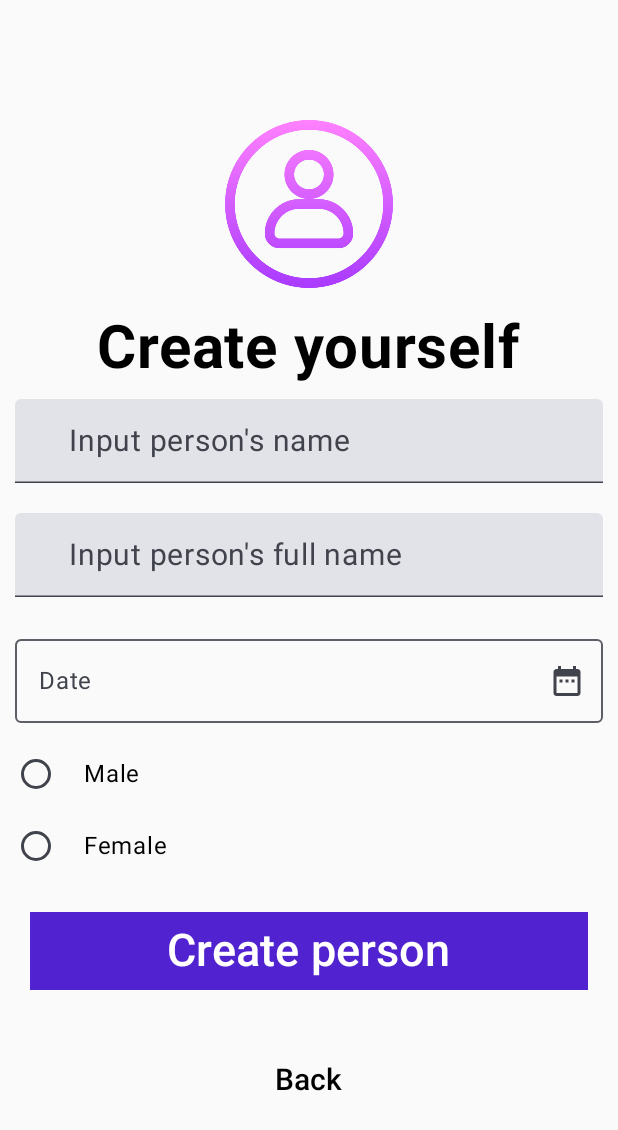
After one commit to NikoFan/FamilyTree, an Android app built with Jetpack Compose: the EmptyTreeFirstPersonCreate screen opened directly, with no data from a screen before it, on a phone screen of 412 x 824 dp. The commit adds this screen. Shown: the top 1130 px of the screen. Run offline under Robolectric (Android 15) with nearby library versions, the phone set to English and light mode, and no system bars.

Commit message:
Добавлены небольшие изменения; Сделано окно для добавления первого человека (Пользователя); Осталось сделать добавление и дальше работать только с JSON (пожелайте мне удачи)

```diff
--- a/app/build.gradle
+++ b/app/build.gradle
@@ -51,6 +51,7 @@ dependencies {
     implementation 'androidx.constraintlayout:constraintlayout:2.1.3'
     implementation 'androidx.recyclerview:recyclerview:1.2.1'
     implementation 'androidx.sqlite:sqlite:2.1.0'
+    implementation "androidx.compose.material3:material3:1.1.1"
 
     testImplementation libs.junit
     androidTestImplementation libs.androidx.junit
--- a/app/src/main/AndroidManifest.xml
+++ b/app/src/main/AndroidManifest.xml
@@ -13,6 +13,11 @@
         android:supportsRtl="true"
         android:theme="@style/Theme.FamilyTree"
         tools:targetApi="31">
+        <activity
+            android:name=".AddTreeActions.EmptyTreeFirstPersonCreate"
+            android:exported="false"
+            android:label="@string/title_activity_empty_tree_first_person_create"
+            android:theme="@style/Theme.FamilyTree" />
         <activity
             android:name=".AddTreeActions.TreesViewActivity"
             android:exported="false"
--- /dev/null
+++ b/app/src/main/java/com/example/familytree/AddTreeActions/EmptyTreeFirstPersonCreate.kt
@@ -0,0 +1,67 @@
+package com.example.familytree.AddTreeActions
+
+import android.os.Bundle
+import androidx.activity.ComponentActivity
+import androidx.activity.compose.setContent
+import androidx.activity.enableEdgeToEdge
+import androidx.compose.foundation.layout.Arrangement
+import androidx.compose.foundation.layout.Column
+import androidx.compose.foundation.layout.fillMaxSize
+import androidx.compose.foundation.layout.padding
+import androidx.compose.material3.Scaffold
+import androidx.compose.material3.Text
+import androidx.compose.runtime.Composable
+import androidx.compose.ui.Alignment
+import androidx.compose.ui.Modifier
+import androidx.compose.ui.platform.LocalContext
+import androidx.compose.ui.tooling.preview.Preview
+import com.example.familytree.AddTreeActions.ui.theme.FamilyTreeTheme
+import com.example.familytree.MainPage
+import com.example.familytree.Widgets
+import com.example.familytree.R
+
+class EmptyTreeFirstPersonCreate : ComponentActivity() {
+    override fun onCreate(savedInstanceState: Bundle?) {
+        super.onCreate(savedInstanceState)
+        enableEdgeToEdge()
+        setContent {
+            FamilyTreeTheme {
+                Constructor()
+            }
+        }
+    }
+
+    @Composable
+    fun Constructor() {
+        Column(
+            modifier = Modifier
+                .fillMaxSize(),
+            horizontalAlignment = Alignment.CenterHorizontally,
+            verticalArrangement = Arrangement.Center
+        )
+        {
+            Widgets.SetImage(R.drawable.account_icon)
+            Widgets.WindowTitle("Create yourself")
+            Widgets.CreateAccountInputForm(
+                LocalContext.current,
+                MainPage::class.java
+            )
+            Widgets.UnderButton(
+                "Back",
+                TreesViewActivity::class.java,
+                LocalContext.current
+            )
+
+        }
+    }
+
+
+
+    @Preview(showBackground = true)
+    @Composable
+    fun GreetingPreview() {
+        FamilyTreeTheme {
+            Constructor()
+        }
+    }
+}
--- a/app/src/main/java/com/example/familytree/Widgets.kt
+++ b/app/src/main/java/com/example/familytree/Widgets.kt
@@ -10,16 +10,33 @@ import androidx.compose.animation.core.tween
 import androidx.compose.animation.core.updateTransition
 import androidx.compose.foundation.Image
 import androidx.compose.foundation.background
+import androidx.compose.foundation.clickable
 import androidx.compose.foundation.layout.Arrangement
 import androidx.compose.foundation.layout.Box
+import androidx.compose.foundation.layout.Column
 import androidx.compose.foundation.layout.Row
 import androidx.compose.foundation.layout.fillMaxWidth
+import androidx.compose.foundation.layout.height
 import androidx.compose.foundation.layout.offset
 import androidx.compose.foundation.layout.padding
 import androidx.compose.foundation.layout.size
+import androidx.compose.material.icons.Icons
+import androidx.compose.material.icons.filled.DateRange
 import androidx.compose.material3.AlertDialog
 import androidx.compose.material3.Button
 import androidx.compose.material3.ButtonDefaults
+import androidx.compose.material3.DatePicker
+import androidx.compose.material3.DatePickerDialog
+import androidx.compose.material3.DropdownMenu
+import androidx.compose.material3.DropdownMenuItem
+import androidx.compose.material3.ExperimentalMaterial3Api
+import androidx.compose.material3.ExposedDropdownMenuBox
+import androidx.compose.material3.ExposedDropdownMenuDefaults
+import androidx.compose.material3.Icon
+import androidx.compose.material3.IconButton
+import androidx.compose.material3.OutlinedCard
+import androidx.compose.material3.OutlinedTextField
+import androidx.compose.material3.RadioButton
 import androidx.compose.material3.Snackbar
 import androidx.compose.material3.SnackbarDuration
 import androidx.compose.material3.SnackbarHost
@@ -27,9 +44,10 @@ import androidx.compose.material3.SnackbarHostState
 import androidx.compose.material3.Text
 import androidx.compose.material3.TextButton
 import androidx.compose.material3.TextField
+import androidx.compose.material3.rememberDatePickerState
 import androidx.compose.runtime.Composable
 import androidx.compose.runtime.mutableStateOf
-import androidx.compose.runtime.remember
+import androidx.compose.runtime.*
 import androidx.compose.runtime.rememberCoroutineScope
 import androidx.compose.ui.Alignment
 import androidx.compose.ui.Modifier
@@ -47,6 +65,8 @@ import androidx.compose.ui.unit.dp
 import androidx.compose.ui.unit.sp
 import kotlinx.coroutines.CoroutineScope
 import kotlinx.coroutines.launch
+import java.time.LocalDate
+import java.time.format.DateTimeFormatter
 
 object Widgets {
 
@@ -58,11 +78,11 @@ object Widgets {
     fun SetImage(
         imageId: Int
     ) {
-        Row (
+        Row(
             modifier = Modifier
                 .fillMaxWidth(),
             horizontalArrangement = Arrangement.Center
-        ){
+        ) {
             Image(
                 painter = painterResource(id = imageId),
                 modifier = Modifier
@@ -74,6 +94,145 @@ object Widgets {
                 contentDescription = "logo"
             )
         }
+    }
+
+    @OptIn(ExperimentalMaterial3Api::class)
+    @Composable
+    fun CreateAccountInputForm(
+        context: Context,
+        nextClassActivity: Class<out Activity>
+    ) {
+        val snackbarHostState = remember { SnackbarHostState() }
+        val scope = rememberCoroutineScope()
+
+        var accountNameInput by remember { mutableStateOf("") }
+        var accountFullNameInput by remember { mutableStateOf("") }
+        var accountBirthdayInput by remember { mutableStateOf("") }
+        val dateFormatter = DateTimeFormatter.ofPattern("dd.MM.yyyy")
+        var accountSexInput by remember { mutableStateOf("") }
+        var showDatePicker by remember { mutableStateOf(false) }
+
+        // Опции для выпадающего списка
+        val options = listOf("Male", "Female")
+        Column(
+            modifier = Modifier
+                .fillMaxWidth(),
+            horizontalAlignment = Alignment.CenterHorizontally,
+            verticalArrangement = Arrangement.Center
+        ) {
+            // NAME INPUT
+            Input(
+                labelText = "Input person's name",
+                value = accountNameInput,
+                OnValueChange = { newText -> accountNameInput = newText }
+            )
+
+            // FIO INPUT
+            Input(
+                labelText = "Input person's full name",
+                value = accountFullNameInput,
+                OnValueChange = { newText -> accountFullNameInput = newText }
+            )
+
+            OutlinedTextField(
+                value = accountBirthdayInput,
+                onValueChange = { newText -> accountBirthdayInput = newText },
+                label = { Text(text = "Date") },
+                modifier = Modifier
+                    .padding(stringResource(R.string.padding).toInt().dp)
+                    .fillMaxWidth(),
+                readOnly = true,
+                trailingIcon = {
+                    IconButton(onClick = { showDatePicker = true }) {
+                        Icon(Icons.Default.DateRange, contentDescription = "Choose date")
+                    }
+                }
+            )
+            options.forEach { option ->
+                Row(
+                    verticalAlignment = Alignment.CenterVertically,
+                    modifier = Modifier
+                        .fillMaxWidth()
+                        .clickable() { accountSexInput = option }
+                ) {
+                    RadioButton(
+                        selected = (option == accountSexInput),
+                        onClick = { accountSexInput = option }
+                    )
+                    Text(
+                        text = option,
+                        modifier = Modifier.padding(start = 8.dp)
+                    )
+                }
+            }
+
+
+            Button(
+                modifier = Modifier
+                    .padding(stringResource(R.string.accept_button_padding).toInt().dp)
+                    .fillMaxWidth(),
+                colors = ButtonDefaults.buttonColors(
+                    containerColor = colorResource(
+                        R.color.button_color
+                    )
+                ),
+                shape = RectangleShape,
+                onClick = {
+                    // Проверка что поля для ввода не пустые
+                    if (
+                        accountFullNameInput.length != 0 &&
+                        accountNameInput.length != 0 &&
+                        accountSexInput.length != 0 &&
+                        accountBirthdayInput.toString().length != 0
+                    ) {
+                        println("Данные верны")
+                    } else {
+                        callSnackBar(
+                            "Please input some data!",
+                            snackbarHostState,
+                            scope
+                        )
+                    }
+                }
+            ) {
+                Text(
+                    text = "Create person",
+                    color = Color.White,
+                    fontSize = stringResource(R.string.button_text_size).toInt().sp
+                )
+            }
+
+        }
+
+
+        // Диалог выбора даты
+        if (showDatePicker) {
+            val datePickerState = rememberDatePickerState()
+            DatePickerDialog(
+                onDismissRequest = { showDatePicker = false },
+                confirmButton = {
+                    TextButton(
+                        onClick = {
+                            datePickerState.selectedDateMillis?.let {
+                                val date = LocalDate.ofEpochDay(it / (24 * 60 * 60 * 1000))
+                                accountBirthdayInput = date.format(dateFormatter)
+                            }
+                            showDatePicker = false
+                        }
+                    ) {
+                        Text("OK")
+                    }
+                }
+            ) {
+                DatePicker(state = datePickerState)
+            }
+        }
+
+        ErrorSnackbar(
+            snackbarHostState = snackbarHostState,
+            modifier = Modifier
+                .padding(8.dp)
+        )
     }
 
     fun callSnackBar(
@@ -158,9 +317,7 @@ object Widgets {
             modifier = Modifier
                 .fillMaxWidth()
                 .padding(
-                    top = 30.dp,
-                    start = 20.dp,
-                    end = 20.dp
+                    stringResource(R.string.padding).toInt().dp
                 ),
             value = value,
             textStyle = TextStyle(
@@ -179,10 +336,6 @@ object Widgets {
             }
         )
     }
-
-
-
-
 
 
     // Заголовок окон
--- a/app/src/main/res/values/strings.xml
+++ b/app/src/main/res/values/strings.xml
@@ -1,6 +1,7 @@
 <resources>
     <string name="app_name">FamilyTree</string>
     <string name="title_text_size">40</string>
+    <string name="padding">10</string>
     <string name="input_text_size">20</string>
     <string name="snackbar_text_size">20</string>
     <string name="button_text_size">30</string>
@@ -12,4 +13,5 @@
     <string name="title_activity_main_page">MainPage</string>
     <string name="title_activity_add_tree">AddTreeActivity</string>
     <string name="title_activity_trees_view">TreesViewActivity</string>
+    <string name="title_activity_empty_tree_first_person_create">EmptyTreeFirstPersonCreate</string>
 </resources>
```
Also changed, not shown: app/src/main/java/com/example/familytree/AddTreeActions/TreesViewActivity.kt (+17 -9 lines), app/src/main/java/com/example/familytree/Database/DatabaseConnect.kt (+24 -0 lines), app/src/main/res/drawable/account_icon.png (added), 1 other file.
